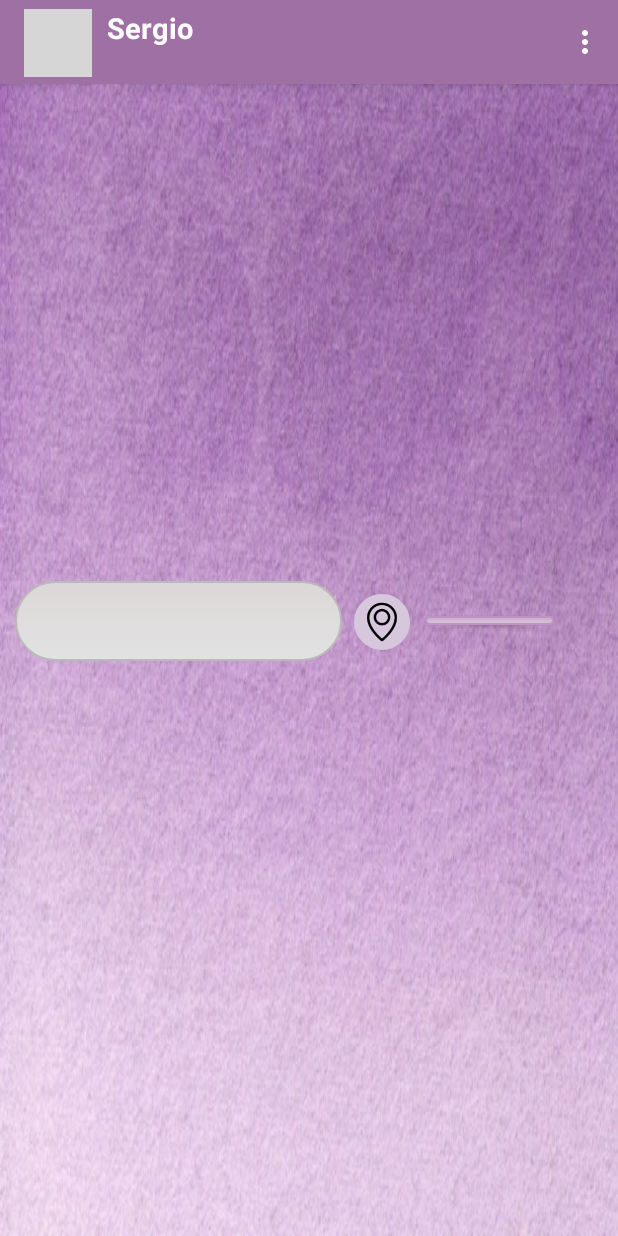
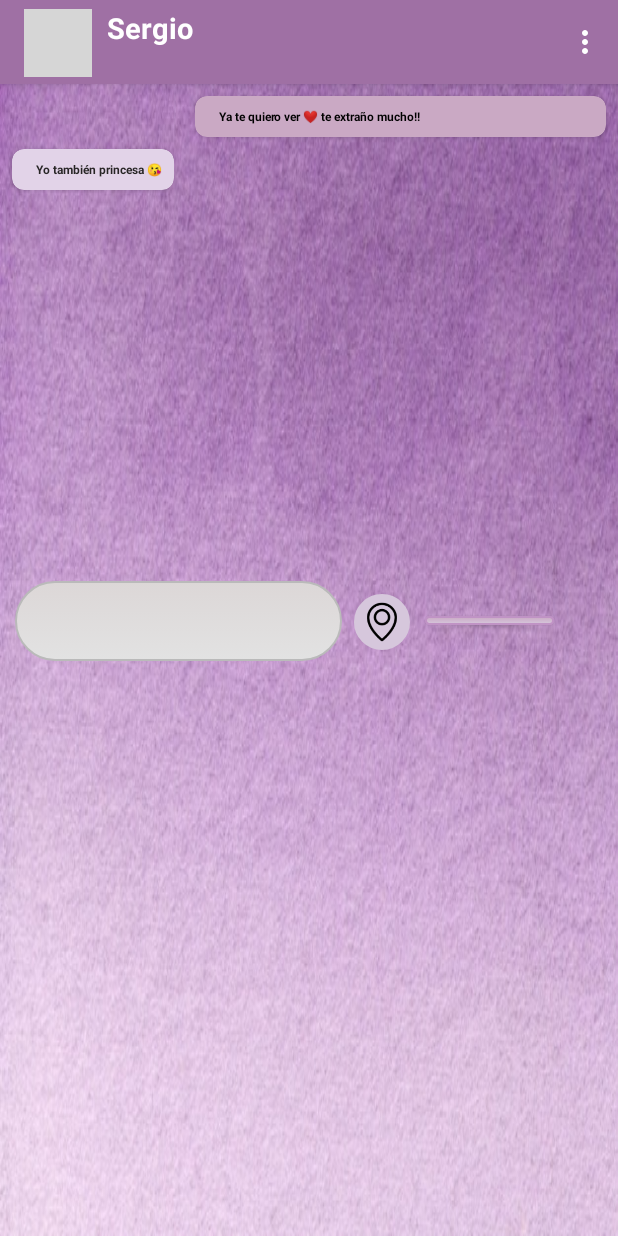
Before and after one commit to anjeprol/MyChatUtils, an Android app: the screen it shows after launch (ConversationActivity), after a tap on "Sergio", on a phone screen of 412 x 824 dp. Run offline under Robolectric (Android 15) with nearby library versions, the phone set to English and light mode, and no system bars; grey boxes are pictures that could not be loaded.

Commit message:
added preview messages

```diff
--- a/app/src/main/java/com/addv/mychatutils/MainActivity.java
+++ b/app/src/main/java/com/addv/mychatutils/MainActivity.java
@@ -43,7 +43,7 @@ public class MainActivity extends AppCompatActivity implements AdapterView.OnIte
         names = new ArrayList<String>();
         names.add("Sergio");
         msg = new ArrayList<String>();
-        msg.add("...");
+        msg.add("yo tambi...");
         hr = new ArrayList<String>();
         hr.add("Hoy");
 
--- a/app/src/main/res/layout/activity_conversation.xml
+++ b/app/src/main/res/layout/activity_conversation.xml
@@ -71,10 +71,75 @@
             android:orientation="vertical">
 
 
+            <androidx.cardview.widget.CardView
+                android:layout_width="wrap_content"
+                android:layout_height="wrap_content"
+                android:layout_gravity="right"
+                android:layout_marginLeft="@dimen/margin_sides"
+                android:layout_marginTop="@dimen/margin_top"
+                android:layout_marginRight="@dimen/margin_sides"
+                app:cardBackgroundColor="@color/bg_text_sent"
+                app:cardCornerRadius="@dimen/cornerRadius">
+
+
+                <LinearLayout
+                    android:layout_width="wrap_content"
+                    android:layout_height="match_parent"
+                    android:layout_marginLeft="@dimen/margin_sides"
+                    android:layout_marginRight="@dimen/margin_sides"
+                    android:layout_marginBottom="@dimen/margin_sides"
+                    android:orientation="vertical">
+
+                    <TextView
+                        android:layout_width="250dp"
+                        android:layout_height="wrap_content"
+                        android:layout_marginLeft="@dimen/margin_sides"
+                        android:layout_marginTop="@dimen/top_text_views"
+                        android:text="@string/Mensaje_1_ella"
+                        android:textColor="#000000"
+                        android:textSize="@dimen/text_size_title"
+                        android:textStyle="bold" />
+
+
+                </LinearLayout>
+
+            </androidx.cardview.widget.CardView>
+
+            <androidx.cardview.widget.CardView
+                android:layout_width="wrap_content"
+                android:layout_height="wrap_content"
+                android:layout_marginLeft="@dimen/margin_sides"
+                android:layout_marginTop="@dimen/margin_top"
+                android:layout_marginRight="@dimen/margin_sides"
+                android:layout_marginBottom="2dp"
+                app:cardBackgroundColor="@color/bg_msg_received"
+                app:cardCornerRadius="@dimen/cornerRadius">
+
+                <LinearLayout
+                    android:layout_width="wrap_content"
+                    android:layout_height="match_parent"
+                    android:layout_marginLeft="@dimen/margin_sides"
+                    android:layout_marginRight="@dimen/margin_sides"
+                    android:layout_marginBottom="@dimen/margin_sides"
+                    android:orientation="vertical">
+
+                    <TextView
+                        android:layout_width="wrap_content"
+                        android:layout_height="wrap_content"
+                        android:layout_marginLeft="@dimen/margin_sides"
+                        android:layout_marginTop="@dimen/top_text_views"
+                        android:text="@string/mensaje_el_resp"
+                        android:textColor="@color/tx_color"
+                        android:textSize="@dimen/text_size_title"
+                        android:textStyle="bold" />
+
+                </LinearLayout>
+
+            </androidx.cardview.widget.CardView>
 
             <androidx.cardview.widget.CardView
                 android:id="@+id/msg_send01"
-                android:layout_width="wrap_content"
+                android:layout_width="250dp"
                 android:layout_height="wrap_content"
                 android:layout_gravity="right"
                 android:layout_marginLeft="@dimen/margin_sides"
--- a/app/src/main/res/values/strings.xml
+++ b/app/src/main/res/values/strings.xml
@@ -7,4 +7,6 @@
     <string name="send">Enviar</string>
     <string name="initial_message">mañana te voy a dar un regalo, te extraño!! 😘🥰</string>
     <string name="ubicacio_n_en_tiempo_real">Ubicación en tiempo real...</string>
+    <string name="Mensaje_1_ella">Ya te quiero ver ❤️ te extraño mucho!! </string>
+    <string name="mensaje_el_resp">Yo también princesa 😘 </string>
 </resources>
```
